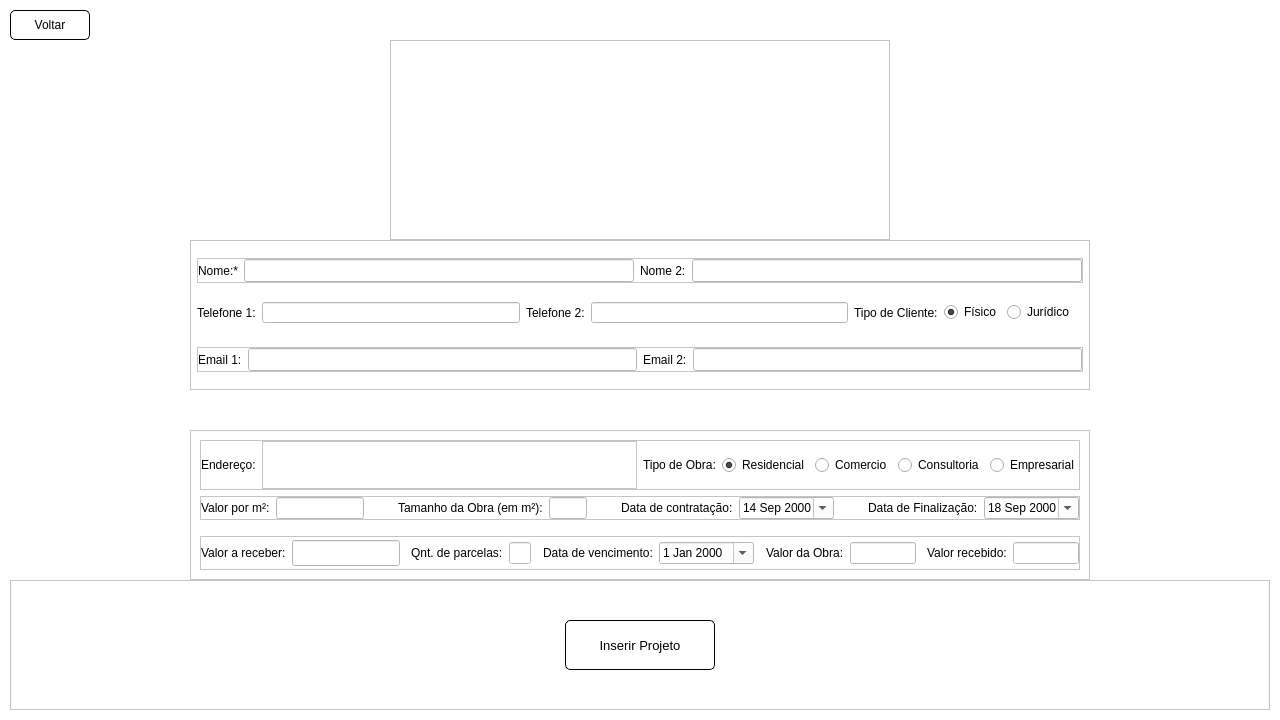
Old version of the form screens/new_project.ui in the repository devfabri/Arquitetura-Pereira.
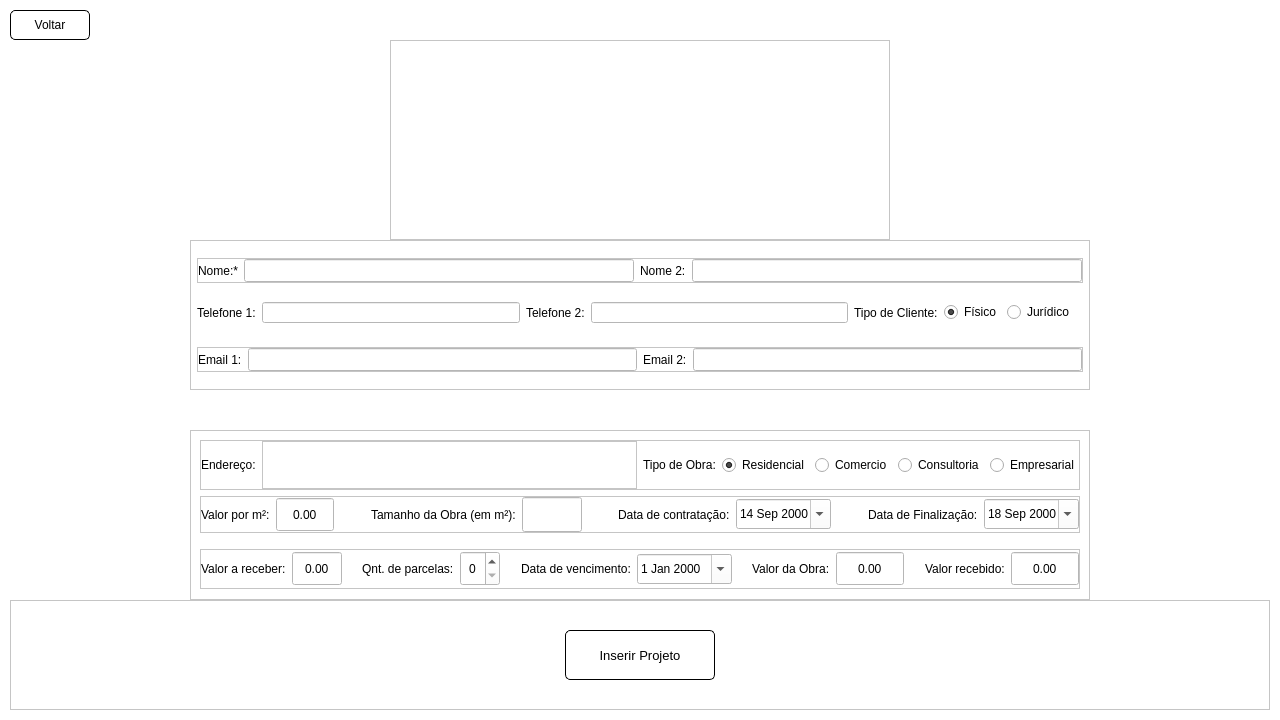
New version of the form. Icons and pictures are not drawn.

Commit message: Tela de Read Projects e Fix do banco

```diff
--- a/screens/new_project.ui
+++ b/screens/new_project.ui
@@ -441,13 +441,13 @@
       <property name="minimumSize">
        <size>
         <width>900</width>
-        <height>100</height>
+        <height>150</height>
        </size>
       </property>
       <property name="maximumSize">
        <size>
         <width>800</width>
-        <height>170</height>
+        <height>180</height>
        </size>
       </property>
       <property name="styleSheet">
@@ -463,6 +463,9 @@
        <number>0</number>
       </property>
       <layout class="QVBoxLayout" name="verticalLayout_2">
+       <property name="bottomMargin">
+        <number>10</number>
+       </property>
        <item alignment="Qt::AlignTop">
         <widget class="QFrame" name="frame_2">
          <property name="minimumSize">
@@ -582,14 +585,29 @@
             </property>
            </widget>
           </item>
-          <item alignment="Qt::AlignLeft">
-           <widget class="QLineEdit" name="valor_m2">
+          <item>
+           <widget class="QDoubleSpinBox" name="valor_m2">
+            <property name="minimumSize">
+             <size>
+              <width>50</width>
+              <height>35</height>
+             </size>
+            </property>
             <property name="maximumSize">
              <size>
               <width>100</width>
-              <height>16777215</height>
+              <height>100</height>
              </size>
             </property>
+            <property name="alignment">
+             <set>Qt::AlignCenter</set>
+            </property>
+            <property name="buttonSymbols">
+             <enum>QAbstractSpinBox::NoButtons</enum>
+            </property>
+            <property name="maximum">
+             <double>9999999999.000000000000000</double>
+            </property>
            </widget>
           </item>
           <item>
@@ -617,6 +635,12 @@
           </item>
           <item>
            <widget class="QLineEdit" name="tamanho_obra">
+            <property name="minimumSize">
+             <size>
+              <width>60</width>
+              <height>35</height>
+             </size>
+            </property>
             <property name="maximumSize">
              <size>
               <width>50</width>
@@ -647,6 +671,12 @@
           </item>
           <item>
            <widget class="QDateEdit" name="data_contratacao">
+            <property name="minimumSize">
+             <size>
+              <width>0</width>
+              <height>30</height>
+             </size>
+            </property>
             <property name="autoFillBackground">
              <bool>false</bool>
             </property>
@@ -696,6 +726,12 @@
           </item>
           <item>
            <widget class="QDateEdit" name="data_finalizacao">
+            <property name="minimumSize">
+             <size>
+              <width>0</width>
+              <height>30</height>
+             </size>
+            </property>
             <property name="styleSheet">
              <string notr="true">background-color: rgb(255, 255, 255);r</string>
             </property>
@@ -725,7 +761,7 @@
          <property name="maximumSize">
           <size>
            <width>16777215</width>
-           <height>35</height>
+           <height>40</height>
           </size>
          </property>
          <property name="frameShape">
@@ -755,14 +791,21 @@
            </widget>
           </item>
           <item>
-           <widget class="QLineEdit" name="valor_areceber">
-            <property name="font">
-             <font>
-              <pointsize>11</pointsize>
-             </font>
+           <widget class="QDoubleSpinBox" name="valor_areceber">
+            <property name="minimumSize">
+             <size>
+              <width>50</width>
+              <height>35</height>
+             </size>
             </property>
-            <property name="inputMask">
-             <string/>
+            <property name="alignment">
+             <set>Qt::AlignCenter</set>
+            </property>
+            <property name="buttonSymbols">
+             <enum>QAbstractSpinBox::NoButtons</enum>
+            </property>
+            <property name="maximum">
+             <double>9999999999999.000000000000000</double>
             </property>
            </widget>
           </item>
@@ -787,13 +830,19 @@
            </widget>
           </item>
           <item>
-           <widget class="QLineEdit" name="qnt_parcelas">
-            <property name="maximumSize">
+           <widget class="QSpinBox" name="qnt_parcelas">
+            <property name="minimumSize">
              <size>
               <width>40</width>
-              <height>16777215</height>
+              <height>35</height>
              </size>
             </property>
+            <property name="alignment">
+             <set>Qt::AlignCenter</set>
+            </property>
+            <property name="maximum">
+             <number>500</number>
+            </property>
            </widget>
           </item>
           <item>
@@ -818,6 +867,12 @@
           </item>
           <item>
            <widget class="QDateEdit" name="data_vencimento">
+            <property name="minimumSize">
+             <size>
+              <width>0</width>
+              <height>30</height>
+             </size>
+            </property>
             <property name="wrapping">
              <bool>false</bool>
             </property>
@@ -856,13 +911,22 @@
            </widget>
           </item>
           <item>
-           <widget class="QLineEdit" name="valor_obra">
-            <property name="maximumSize">
+           <widget class="QDoubleSpinBox" name="valor_obra">
+            <property name="minimumSize">
              <size>
-              <width>100</width>
-              <height>16777215</height>
+              <width>0</width>
+              <height>35</height>
              </size>
             </property>
+            <property name="alignment">
+             <set>Qt::AlignCenter</set>
+            </property>
+            <property name="buttonSymbols">
+             <enum>QAbstractSpinBox::NoButtons</enum>
+            </property>
+            <property name="maximum">
+             <double>99999999999.000000000000000</double>
+            </property>
            </widget>
           </item>
           <item>
@@ -886,13 +950,22 @@
            </widget>
           </item>
           <item>
-           <widget class="QLineEdit" name="valor_recebido">
-            <property name="maximumSize">
+           <widget class="QDoubleSpinBox" name="valor_recebido">
+            <property name="minimumSize">
              <size>
-              <width>100</width>
-              <height>16777215</height>
+              <width>0</width>
+              <height>35</height>
              </size>
             </property>
+            <property name="alignment">
+             <set>Qt::AlignCenter</set>
+            </property>
+            <property name="buttonSymbols">
+             <enum>QAbstractSpinBox::NoButtons</enum>
+            </property>
+            <property name="maximum">
+             <double>999999999999.000000000000000</double>
+            </property>
            </widget>
           </item>
          </layout>
@@ -906,7 +979,7 @@
       <property name="maximumSize">
        <size>
         <width>16777215</width>
-        <height>130</height>
+        <height>110</height>
        </size>
       </property>
       <property name="frameShape">
```
The commit also changes 16 other files.
